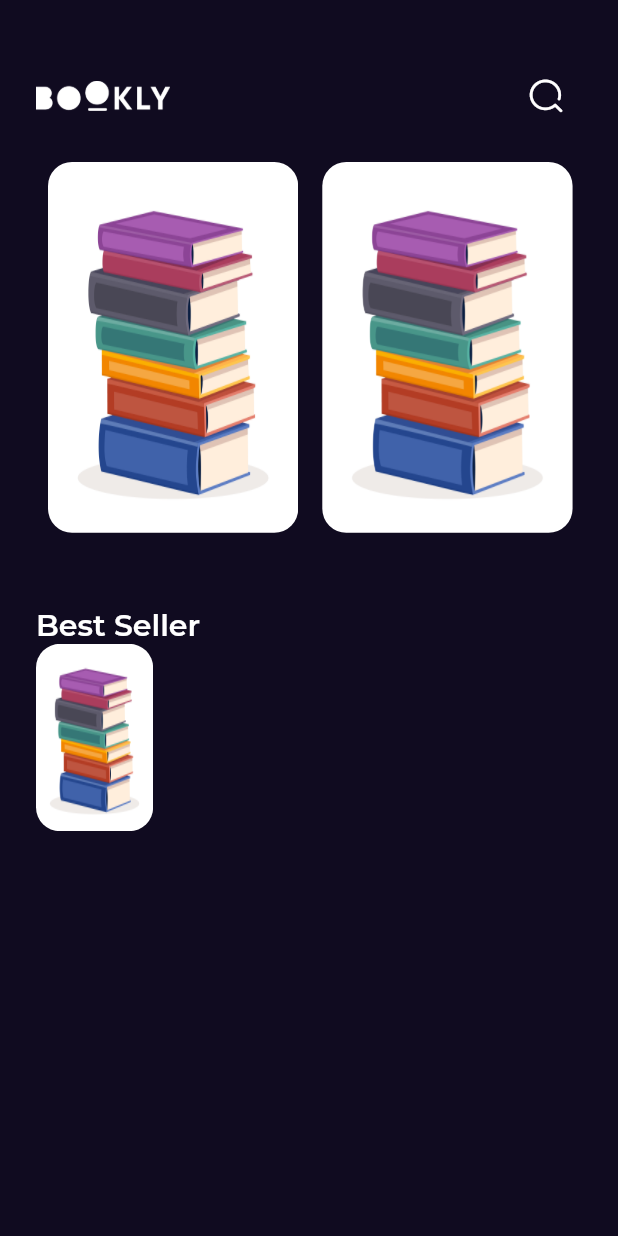
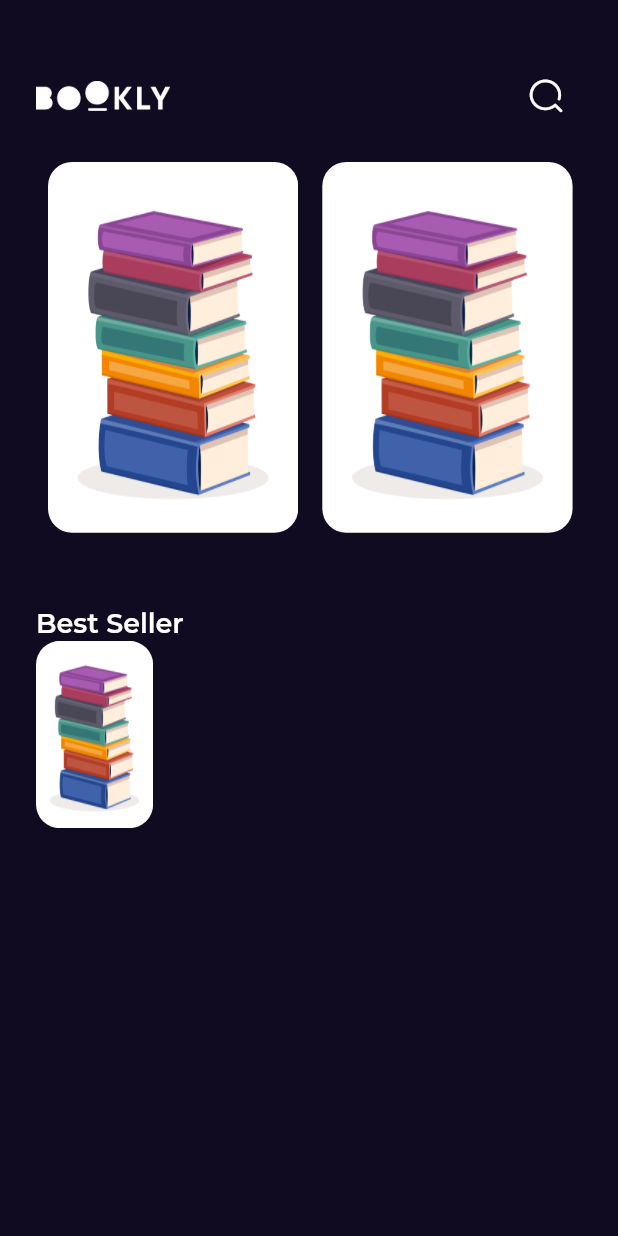
Before and after one commit to Ibrahim653/BooklyApp, a Flutter app: the screen it shows after launch, on a phone screen of 412 x 824 dp. Run offline on Flutter 3.47's test engine with Material 2 defaults, Android fonts, the phone set to English and light mode, and no system bars; our stand-ins replace get, google_fonts.

Commit message:
create app styles

```diff
--- a/bookly_app/lib/constants.dart
+++ b/bookly_app/lib/constants.dart
@@ -2,3 +2,4 @@ import 'package:flutter/material.dart';
 
 const kPrimaryColor = Color(0xff100B20);
 const kTransitionDuration = Duration(milliseconds: 250);
+const kGTSectraFine = 'GT Sectra Fine';
--- a/bookly_app/lib/core/utils/styles.dart
+++ b/bookly_app/lib/core/utils/styles.dart
@@ -1,6 +1,23 @@
 import 'package:flutter/material.dart';
+import 'package:test/constants.dart';
 
 abstract class Styles {
-  static const titleMedium =
-      TextStyle(fontSize: 20, fontWeight: FontWeight.w600);
+  static const textStyle18 =
+      TextStyle(fontSize: 18, fontWeight: FontWeight.w600);
+
+  static const textStyle20 = TextStyle(
+    fontSize: 20,
+    fontWeight: FontWeight.normal,
+    fontFamily: kGTSectraFine,
+  );
+  static const textStyle30 = TextStyle(
+    fontSize: 30,
+    fontWeight: FontWeight.normal,
+    fontFamily: kGTSectraFine,
+  );
+  static const textStyle14 =
+      TextStyle(fontSize: 14, fontWeight: FontWeight.normal);
+
+  static const textStyle16 =
+      TextStyle(fontSize: 16, fontWeight: FontWeight.w500);
 }
--- a/bookly_app/lib/features/home/presentation/views/widgets/home_view_body.dart
+++ b/bookly_app/lib/features/home/presentation/views/widgets/home_view_body.dart
@@ -17,7 +17,7 @@ class HomeViewBody extends StatelessWidget {
           CustomAppBar(),
           FeaturedBooksListView(),
           SizedBox(height: 50),
-          Text('Best Seller', style: Styles.titleMedium),
+          Text('Best Seller', style: Styles.textStyle18),
           BestSellerListViewItem(),
         ],
       ),
--- a/bookly_app/pubspec.yaml
+++ b/bookly_app/pubspec.yaml
@@ -71,6 +71,9 @@ flutter:
   fonts:
     - family: IconBroken
       fonts:
-        - asset: assets/fonts/icons.ttf
+        - asset: assets/icons/icons.ttf
+    - family: GT Sectra Fine
+      fonts:
+        - asset: assets/fonts/GT Sectra Fine Regular.ttf
   # For details regarding fonts from package dependencies,
   # see https://flutter.dev/custom-fonts/#from-packages
```
Also changed, not shown: bookly_app/assets/fonts/GT Sectra Fine Regular.ttf (added), bookly_app/assets/icons/icons.ttf (renamed from bookly_app/assets/fonts/icons.ttf).
